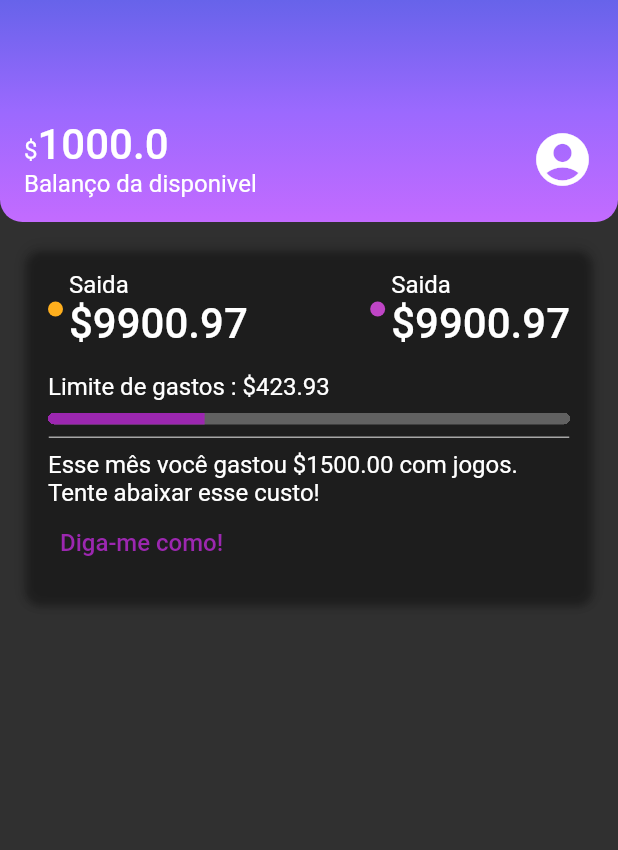
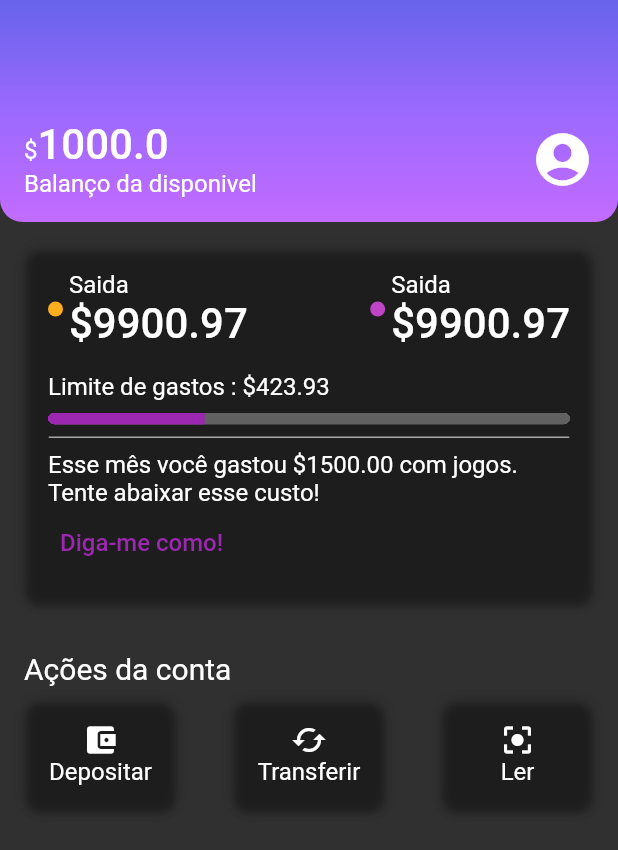
Before and after one commit to Cr-collab/alubank, a Flutter app: the screen it shows after launch, on a phone screen of 412 x 824 dp. Shown: the top 850 px of the screen. Run offline on Flutter 3.47's test engine with Material 2 defaults, Android fonts, the phone set to English and light mode, and no system bars.

Commit message:
created action

```diff
--- a/lib/components/box_card.dart
+++ b/lib/components/box_card.dart
@@ -10,11 +10,11 @@ class BoxCard extends StatelessWidget {
 
   @override
   Widget build(BuildContext context) {
-    return Container(
+    return Ink(
       padding: const EdgeInsets.all(16),
       decoration: BoxDecoration(
         boxShadow: kElevationToShadow[3],
-        borderRadius:  BorderRadius.circular(10),
+        borderRadius: BorderRadius.circular(10),
       ),
       child: boxContent,
     );
--- /dev/null
+++ b/lib/components/sections/account_actions.dart
@@ -0,0 +1,85 @@
+import 'package:alubank/components/box_card.dart';
+import 'package:flutter/cupertino.dart';
+import 'package:flutter/material.dart';
+
+class AccountActions extends StatelessWidget {
+  const AccountActions({Key? key}) : super(key: key);
+
+  @override
+  Widget build(BuildContext context) {
+    return Padding(
+      padding: const EdgeInsets.all(16),
+      child: Column(
+        crossAxisAlignment: CrossAxisAlignment.start,
+        children: [
+          Padding(
+            padding: const EdgeInsets.only(
+              bottom: 8.0,
+            ),
+            child: Text(
+              "Ações da conta",
+              style: Theme.of(context).textTheme.titleMedium,
+            ),
+          ),
+          Row(
+            mainAxisAlignment: MainAxisAlignment.spaceBetween,
+            children: [
+              InkWell(
+                child: BoxCard(
+                  boxContent: _AccountActionsContent(
+                    icon: Icon(Icons.account_balance_wallet),
+                    text: "Depositar",
+                  ),
+                ),
+                onTap: () {},
+              ),
+              InkWell(
+                onTap: () {},
+                child: BoxCard(
+                  boxContent: _AccountActionsContent(
+                    icon: Icon(Icons.cached),
+                    text: "Transferir",
+                  ),
+                ),
+              ),
+              InkWell(
+                onTap: () {},
+                child: BoxCard(
+                  boxContent: _AccountActionsContent(
+                    icon: Icon(
+                      Icons.center_focus_strong,
+                    ),
+                    text: "Ler",
+                  ),
+                ),
+              )
+            ],
+          )
+        ],
+      ),
+    );
+  }
+}
+
+class _AccountActionsContent extends StatelessWidget {
+  final Icon icon;
+  final String text;
+  const _AccountActionsContent({
+    super.key,
+    required this.icon,
+    required this.text,
+  });
+
+  @override
+  Widget build(BuildContext context) {
+    return Container(
+      width: 70,
+      child: Column(
+        children: [
+          icon,
+          Text(text),
+        ],
+      ),
+    );
+  }
+}
--- a/lib/screens/home.dart
+++ b/lib/screens/home.dart
@@ -1,6 +1,7 @@
 import 'package:alubank/components/box_card.dart';
 import 'package:alubank/components/color_dot.dart';
 import 'package:alubank/components/content_division.dart';
+import 'package:alubank/components/sections/account_actions.dart';
 import 'package:alubank/components/sections/header.dart';
 import 'package:alubank/components/sections/recent_activity.dart';
 import 'package:alubank/themes/theme_colors.dart';
@@ -17,6 +18,7 @@ class Home extends StatelessWidget {
         children: <Widget>[
           Header(),
           RecentActivity(),
+          AccountActions(),
         ],
       ),
     );
--- a/lib/themes/my_themes.dart
+++ b/lib/themes/my_themes.dart
@@ -12,5 +12,8 @@ ThemeData MyTheme = ThemeData(
     bodyLarge: TextStyle(
       fontSize: 28,
     ),
+    titleMedium: TextStyle(
+      fontSize: 20,
+    ),
   ),
 );
```
Also changed, not shown: lib/components/sections/recent_activity.dart (+6 -2 lines).
